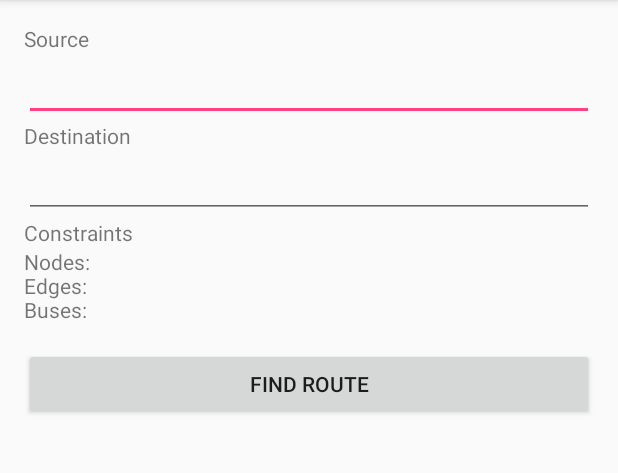
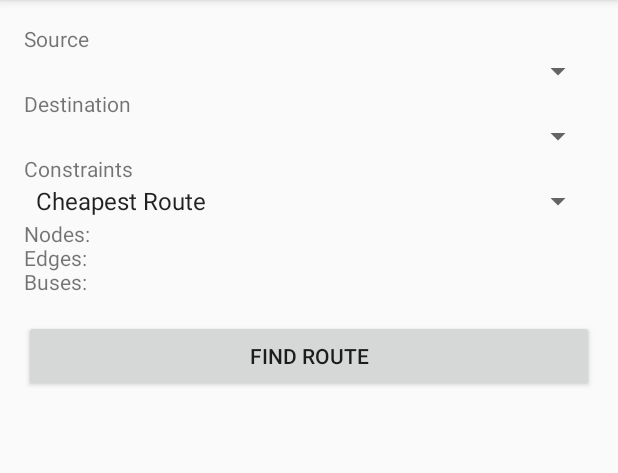
Before and after one commit to Raufoon/Intra-City-Route-Finder, an Android app: the screen it shows after launch (InputActivity), after a tap on "FIND A ROUTE", on a phone screen of 412 x 824 dp, the part 84-557 px from its top. Run offline under Robolectric (Android 15) with nearby library versions, the phone set to English and light mode, and no system bars.

Commit message:
R-2.4 (JAUD)

```diff
--- a/app/src/main/java/com/example/rauf00n/intracityroutefinder/AI/Machine.java
+++ b/app/src/main/java/com/example/rauf00n/intracityroutefinder/AI/Machine.java
@@ -25,7 +25,7 @@ public class Machine {
     /*
     Inputs
     */
-    Constraint constraint;
+    String constraint;
     String source;
     String destination;
 
@@ -53,7 +53,7 @@ public class Machine {
     this method receives a Source, Destination and Constraint object.
     the UI will pass user-given inputs in this method
     */
-    public void giveInput(String source, String destination, Constraint constraint)
+    public void giveInput(String source, String destination, String constraint)
     {
         this.constraint = constraint;
         this.source = source;
--- a/app/src/main/java/com/example/rauf00n/intracityroutefinder/AI/XMLObjects/Edge.java
+++ b/app/src/main/java/com/example/rauf00n/intracityroutefinder/AI/XMLObjects/Edge.java
@@ -11,11 +11,12 @@ public class Edge {
     public TrafficFactor trafficFactor;
     public ArrayList bus_ids = new ArrayList();
 
-    public Edge(int Src,int Dest,TrafficFactor trafficFactor)
+    public Edge(int Src,int Dest,TrafficFactor trafficFactor,ArrayList bus_ids)
     {
         this.Src = Src;
         this.Dest = Dest;
         this.trafficFactor = trafficFactor;
+        this.bus_ids.addAll(bus_ids);
     }
 
 }
--- a/app/src/main/java/com/example/rauf00n/intracityroutefinder/InputActivity.java
+++ b/app/src/main/java/com/example/rauf00n/intracityroutefinder/InputActivity.java
@@ -4,30 +4,41 @@ import android.content.Intent;
 import android.support.v7.app.AppCompatActivity;
 import android.os.Bundle;
 import android.view.View;
+import android.widget.ArrayAdapter;
+import android.widget.Spinner;
 import android.widget.TextView;
 
 import com.example.rauf00n.intracityroutefinder.AI.CityMapInfo;
 import com.example.rauf00n.intracityroutefinder.AI.Machine;
 import com.example.rauf00n.intracityroutefinder.AI.Util.Output;
+import com.example.rauf00n.intracityroutefinder.AI.XMLObjects.Node;
+
+import java.util.ArrayList;
+import java.util.List;
 
 
 public class InputActivity extends AppCompatActivity {
 
     Machine cityMapInfo = Machine.getInstance();
+    Spinner src_spinner, dest_spinner,const_spinner;
+
     @Override
     protected void onCreate(Bundle savedInstanceState) {
         super.onCreate(savedInstanceState);
         setContentView(R.layout.activity_input);
-
+        setUpSpinners();
     }
 
     @Override
     protected void onResume() {
         super.onResume();
 
+       //
+
 
 
         /* following are demo works, delete em*/
+
         TextView tv = (TextView)findViewById(R.id.test);
         tv.setText("Nodes:\n");
         for(int i=0;i<cityMapInfo.nodes.size();i++)
@@ -45,6 +56,12 @@ public class InputActivity extends AppCompatActivity {
                     +cityMapInfo.edges.get(i).trafficFactor.morning+" "
                     +cityMapInfo.edges.get(i).trafficFactor.noon+" "
                     +cityMapInfo.edges.get(i).trafficFactor.night+" \n");
+            tv.append("buses: "+cityMapInfo.edges.get(i).bus_ids.size()+"\n");
+            for(Object o:cityMapInfo.edges.get(i).bus_ids)
+            {
+                tv.append(o.toString()+" ");
+            }
+            tv.append("\n");
         }
 
         tv.append("Buses:\n");
@@ -56,6 +73,7 @@ public class InputActivity extends AppCompatActivity {
             tv.append("\n");
         }
 
+
     }
 
     public void FindRoute(View view)
@@ -63,9 +81,39 @@ public class InputActivity extends AppCompatActivity {
         Intent intent = new Intent(InputActivity.this, MapsActivity.class);
 
         // it's null, change it when u can figure out how to give inputs
-        Machine.getInstance().giveInput(null,null,null);
+        Machine.getInstance().giveInput(src_spinner.getSelectedItem().toString()
+                ,dest_spinner.getSelectedItem().toString()
+                ,const_spinner.getSelectedItem().toString());
 
         // start new activity
         startActivity(intent);
     }
+    void setUpSpinners()
+    {
+        src_spinner = (Spinner) findViewById(R.id.src_spinner);
+        dest_spinner = (Spinner) findViewById(R.id.dest_spinner);
+
+        List<String> categories = new ArrayList<String>();
+
+
+        for(Node node: Machine.getInstance().nodes)
+        {
+            categories.add(node.Name);
+
+        }
+        ArrayAdapter<String> dataAdapter = new ArrayAdapter<String>(this, android.R.layout.simple_spinner_item, categories);
+        dataAdapter.setDropDownViewResource(android.R.layout.simple_spinner_dropdown_item);
+
+        src_spinner.setAdapter(dataAdapter);
+        dest_spinner.setAdapter(dataAdapter);
+
+        List<String> categories2 = new ArrayList<String>();
+        const_spinner = (Spinner) findViewById(R.id.const_spinner);
+        categories2.add("Cheapest Route");
+        categories2.add("Fastest Route");
+        ArrayAdapter<String> dataAdapter2 = new ArrayAdapter<String>(this, android.R.layout.simple_spinner_item, categories2);
+        dataAdapter.setDropDownViewResource(android.R.layout.simple_spinner_dropdown_item);
+        const_spinner.setAdapter(dataAdapter2);
+
+    }
 }
--- a/app/src/main/res/layout/activity_input.xml
+++ b/app/src/main/res/layout/activity_input.xml
@@ -15,37 +15,43 @@
         android:layout_height="wrap_content"
         android:text="Source"/>
 
-    <EditText
-        android:id="@+id/id_source_location"
+    <Spinner
+        android:id="@+id/src_spinner"
         android:layout_width="match_parent"
-        android:layout_height="wrap_content" />
+        android:layout_height="wrap_content">
+
+    </Spinner>
 
     <TextView
         android:layout_width="match_parent"
         android:layout_height="wrap_content"
         android:text="Destination"/>
 
-    <EditText
-        android:id="@+id/id_destination_location"
+    <Spinner
+        android:id="@+id/dest_spinner"
         android:layout_width="match_parent"
-        android:layout_height="wrap_content" />
+        android:layout_height="wrap_content"/>
 
     <TextView
         android:layout_width="match_parent"
         android:layout_height="wrap_content"
         android:text="Constraints"/>
 
-    <LinearLayout
+    <Spinner
+        android:id="@+id/const_spinner"
         android:layout_width="match_parent"
-        android:layout_height="wrap_content"
-        android:orientation="vertical">
-    </LinearLayout>
+        android:layout_height="wrap_content">
 
+    </Spinner>
+
+    <ScrollView android:layout_width="match_parent"
+        android:layout_height="wrap_content">
     <TextView
         android:layout_width="match_parent"
         android:layout_height="wrap_content"
         android:id="@+id/test"
         />
+    </ScrollView>
 
     <Button
         android:layout_width="match_parent"
```
Also changed, not shown: app/src/main/java/com/example/rauf00n/intracityroutefinder/AI/CityMapInfo.java (+12 -2 lines).
